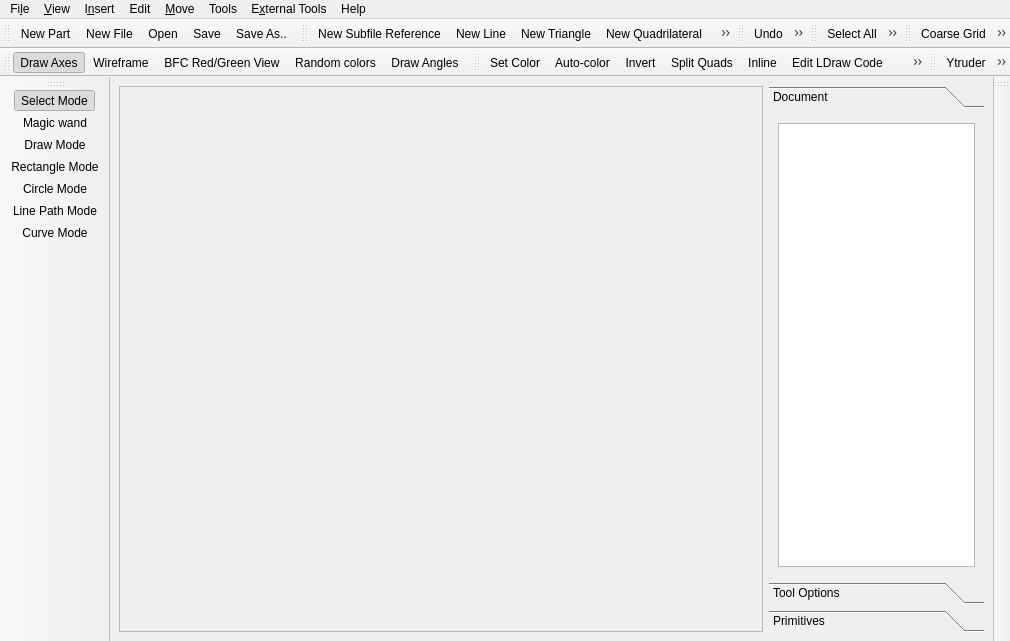
Qt form src/mainwindow.ui (Symbian9/ldforge) before a commit.
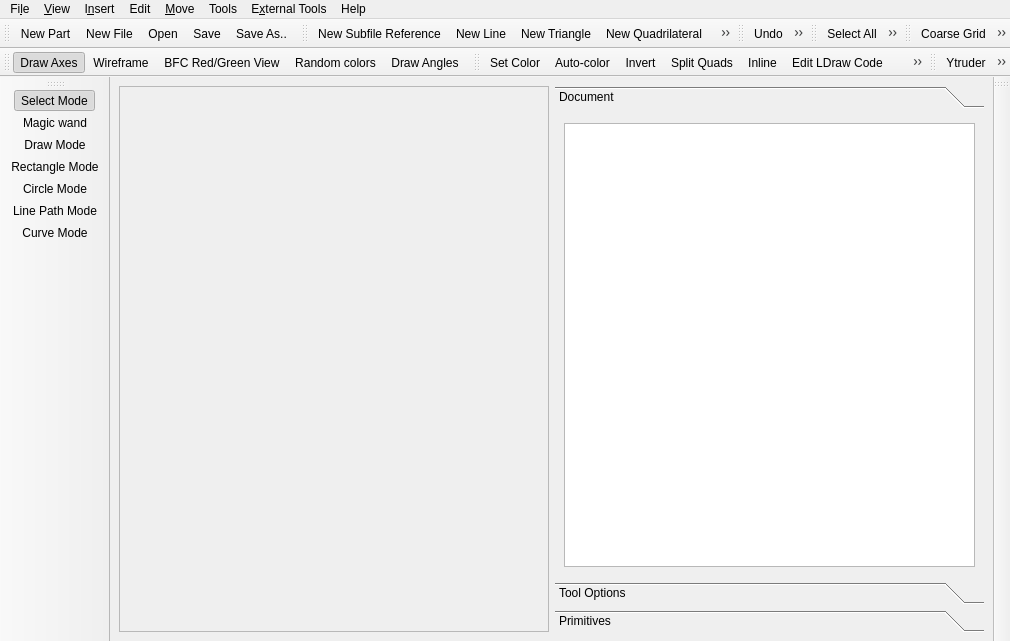
The same form after that commit. Icons and pictures are not drawn.

Commit message: Made a new renderer be created for each document, instead of reusing the same renderer for all documents.

Patch:
```diff
--- a/src/mainwindow.ui
+++ b/src/mainwindow.ui
@@ -20,9 +20,9 @@
   <widget class="QWidget" name="centralwidget">
    <layout class="QVBoxLayout" name="verticalLayout">
     <item>
-     <layout class="QHBoxLayout" name="horizontalLayout" stretch="3,1">
+     <layout class="QHBoxLayout" name="horizontalLayout" stretch="0,0">
       <item>
-       <widget class="QFrame" name="rendererFrame">
+       <widget class="QStackedWidget" name="rendererStack">
         <property name="sizePolicy">
          <sizepolicy hsizetype="Expanding" vsizetype="Expanding">
           <horstretch>0</horstretch>
@@ -47,7 +47,7 @@
           <rect>
            <x>0</x>
            <y>0</y>
-           <width>233</width>
+           <width>465</width>
            <height>429</height>
           </rect>
          </property>
```
Left out of the diff: 4 changed lines with no effect on the pictures. The commit also changes 10 other files.
